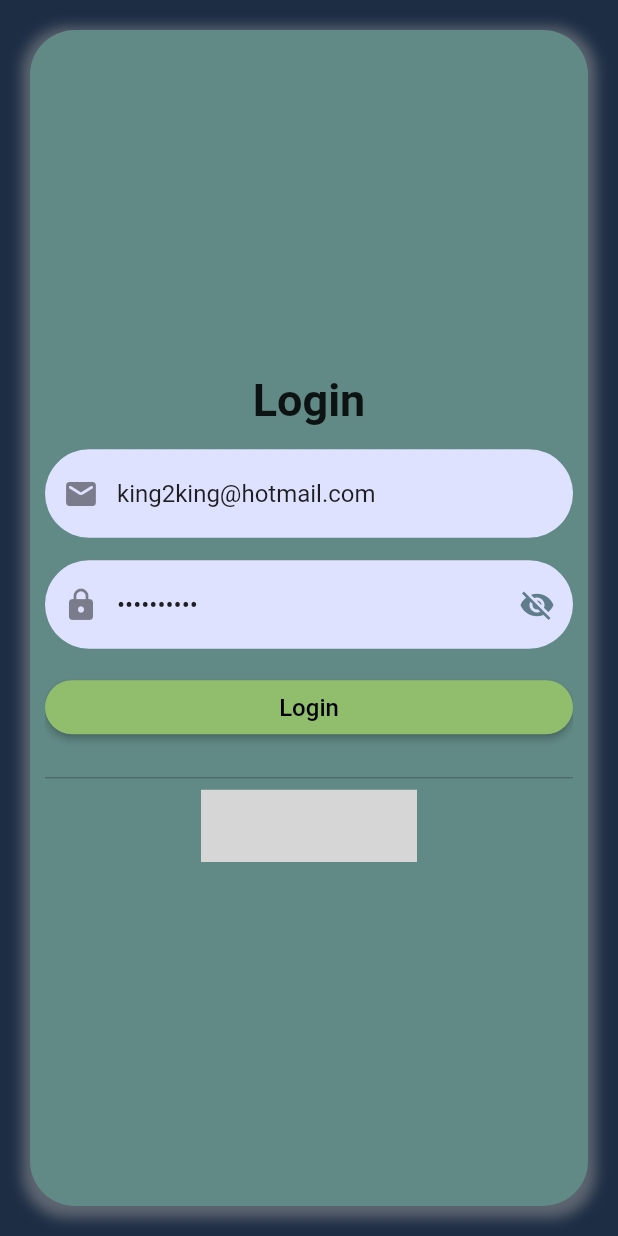
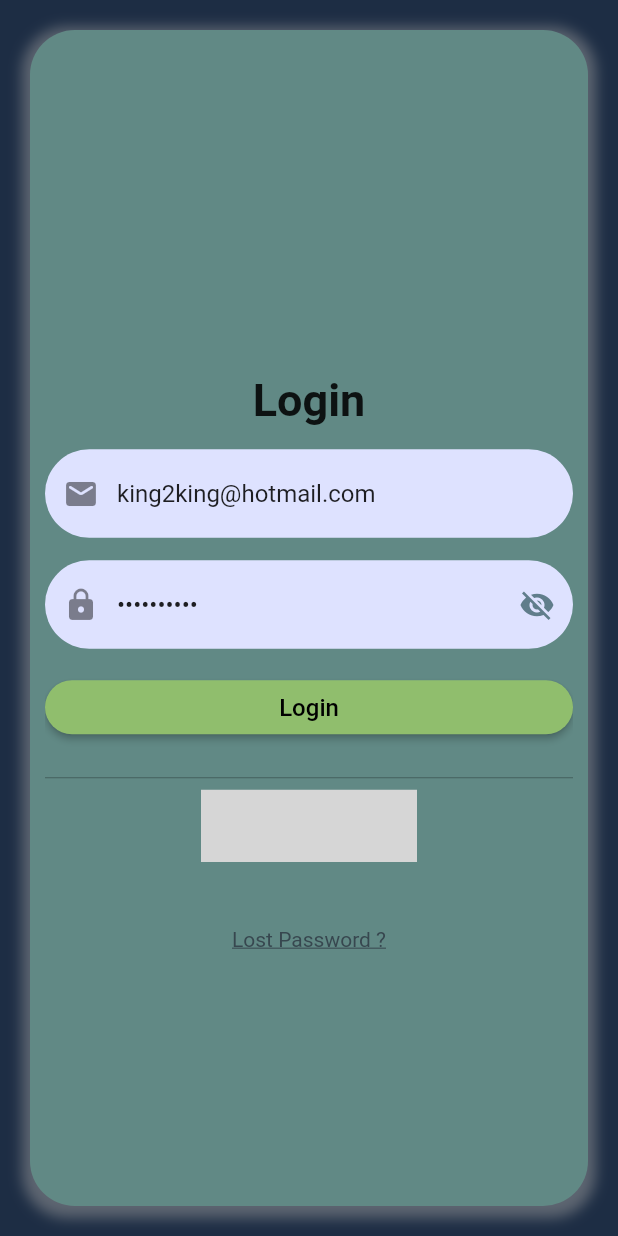
Before and after one commit to brocatz/Flutter-Mobile, a Flutter app: the screen it shows after launch, swiped to page 2, on a phone screen of 412 x 824 dp. Run offline on Flutter 3.47's test engine with Material 2 defaults, Android fonts, the phone set to English and light mode, and no system bars; our stand-ins replace animated_text_kit, badges, firebase_auth, firebase_core, flutter_spinkit, google_mobile_ads and 2 more; missing offline and left inert: credit_card, flutter_inappwebview, sign_button; accounts and stored records are empty; grey boxes are pictures that could not be loaded.

```diff
--- a/lib/pageViews/register_screen.dart
+++ b/lib/pageViews/register_screen.dart
@@ -217,7 +217,7 @@ class _RegisterFormState extends State<RegisterForm> {
         if (!EmailValidator.validate(value)) {
           setState(() {
             emailError = 'Please enter a valid email address';
-            _isNameErrorActive = true;
+            _isEmailErrorActive = true;
           });
           return emailError;
         }
--- a/lib/pageViews/signIn_screen.dart
+++ b/lib/pageViews/signIn_screen.dart
@@ -28,8 +28,14 @@ class _SignInState extends State<SignIn> {
   Widget build(BuildContext context) {
     return Form(
       key: _formKey,
-      child: Center(
-        child: ListView(
+      child: Column(
+        mainAxisAlignment: MainAxisAlignment.center,
+        children: [
+          Stack(
+              alignment: Alignment.topCenter,
+              clipBehavior: Clip.none,
+              children: [
+                ListView(
                   shrinkWrap: true,
                   children: <Widget>[
                     // SizedBox(height: 120),
@@ -54,6 +60,16 @@ class _SignInState extends State<SignIn> {
                     ),
                   ],
                 ),
+                Positioned(
+                  bottom: -60,
+                  left: 0,
+                  right: 0,
+                  child: Row(
+                      mainAxisAlignment: MainAxisAlignment.center,
+                      children: [_buildLostPassword()]),
+                )
+              ]),
+        ],
       ),
     );
   }
@@ -202,6 +218,14 @@ class _SignInState extends State<SignIn> {
         onPressed: () async {},
       );
 
-  Widget _buildLostPassword() =>
-      ElevatedButton(onPressed: () {}, child: Text("LostPassword"));
+  Widget _buildLostPassword() => InkWell(
+        onTap: () {},
+        child: Text(
+          "Lost Password ?",
+          style: TextStyle(
+            color: Colors.blueGrey[800],
+            decoration: TextDecoration.underline,
+          ),
+        ),
+      );
 }
```
Lines whose indentation alone changed are shown as unchanged.
